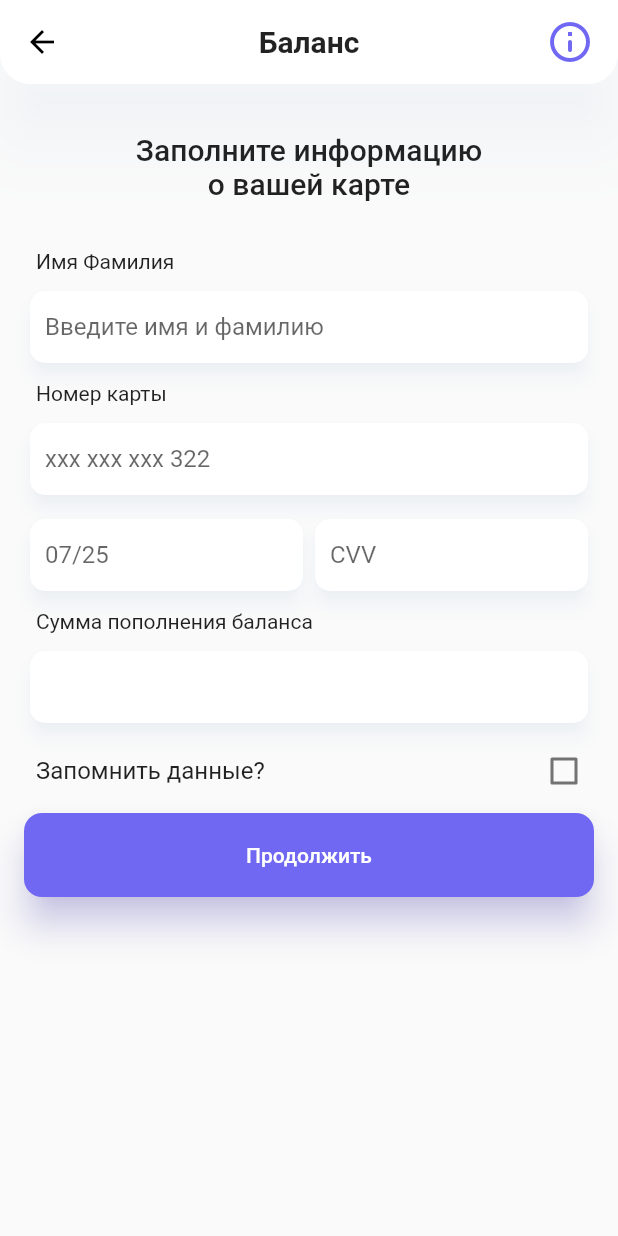
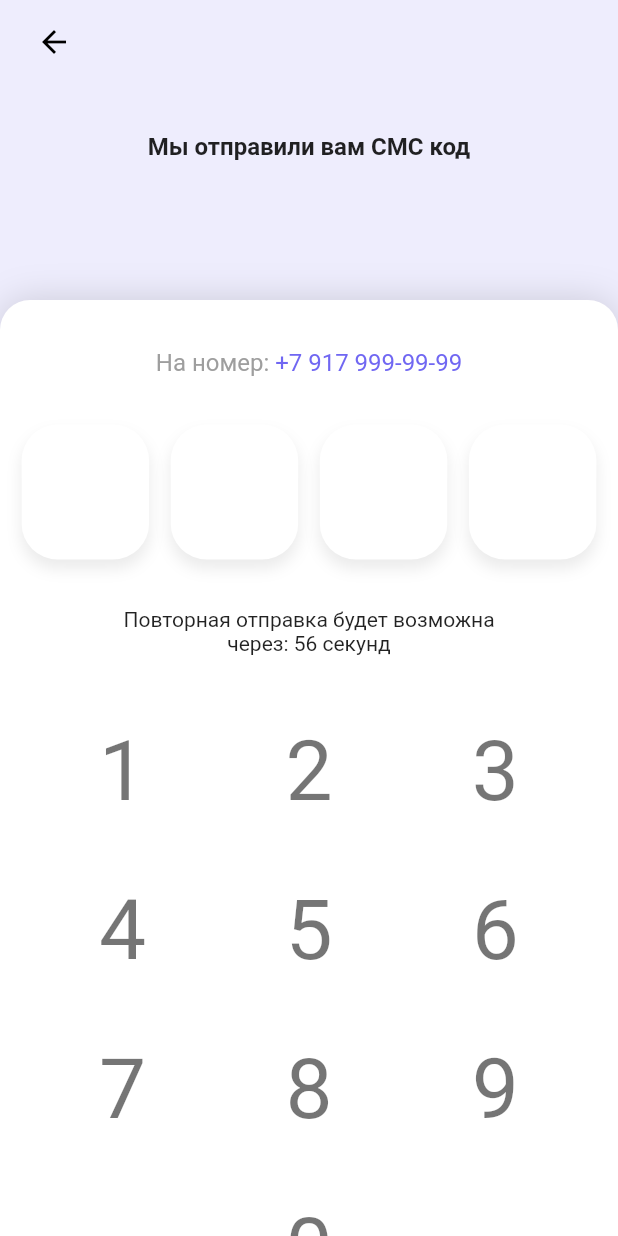
Before and after one commit to musakhamidullin/aboba, a Flutter app: the screen it shows after launch, on a phone screen of 412 x 824 dp. Run offline on Flutter 3.47's test engine with Material 2 defaults, Android fonts, the phone set to English and light mode, and no system bars; our stand-ins replace auto_route, lorem_ipsum; Roboto replaces fonts that are missing (SF Pro Display).

Commit message:
code number feature

```diff
--- a/lib/main.dart
+++ b/lib/main.dart
@@ -1,7 +1,7 @@
 import 'package:aboba/presentation/themes/theme.dart';
 import 'package:flutter/material.dart';
 
-import 'presentation/screens/profile_form.dart';
+import 'presentation/screens/recover.dart';
 
 
 void main() {
@@ -15,7 +15,7 @@ class MainApp extends StatelessWidget {
   Widget build(BuildContext context) {
     return  MaterialApp(
       theme: ThemeApp.get(),
-      home: const ProfilePage(),
+      home: const RecoverPage(),
     );
   }
 }
--- /dev/null
+++ b/lib/presentation/screens/recover.dart
@@ -0,0 +1,458 @@
+import 'package:aboba/presentation/shared/leading.dart';
+import 'package:aboba/presentation/themes/theme.dart';
+import 'package:flutter/material.dart';
+
+class RecoverPage extends StatefulWidget {
+  const RecoverPage({super.key});
+
+  @override
+  State<RecoverPage> createState() => _RecoverPageState();
+}
+
+class _RecoverPageState extends State<RecoverPage> {
+  int index = 0;
+
+  Map<int, int> map = {};
+
+  @override
+  void initState() {
+    super.initState();
+
+    map[0] = -1;
+
+    map[1] = -1;
+
+    map[2] = -1;
+
+    map[3] = -1;
+  }
+
+  @override
+  Widget build(BuildContext context) {
+    if (index < 0) index = 0;
+
+    if (index > 4) index = 4;
+
+    final theme = Theme.of(context);
+    return Scaffold(
+      backgroundColor: primary[50],
+      appBar: AppBar(
+        leading: const LeadingWidget(),
+      ),
+      body: Column(
+        crossAxisAlignment: CrossAxisAlignment.center,
+        children: [
+          ThemeApp.doublePaddingWidget,
+          Text(
+            'Мы отправили вам СМС код',
+            style: theme.textTheme.titleMedium!
+                .copyWith(fontWeight: FontWeight.bold),
+            textAlign: TextAlign.center,
+          ),
+          const Spacer(),
+          Container(
+            width: MediaQuery.of(context).size.width,
+            height: MediaQuery.of(context).size.height - 200,
+            decoration: BoxDecoration(
+                color: Colors.white,
+                boxShadow: [
+                  BoxShadow(
+                    color: Colors.black.withOpacity(0.15),
+                    spreadRadius: 0,
+                    blurRadius: 20,
+                  )
+                ],
+                borderRadius: const BorderRadius.only(
+                    topLeft: Radius.circular(20),
+                    topRight: Radius.circular(20))),
+            child: Column(
+              children: [
+                ThemeApp.doublePaddingWidget,
+                RichText(
+                    text: TextSpan(children: [
+                  TextSpan(
+                      text: 'На номер: ',
+                      style: theme.textTheme.titleMedium!
+                          .copyWith(color: Colors.grey)),
+                  TextSpan(
+                      text: '+7 917 999-99-99',
+                      style: theme.textTheme.titleMedium!
+                          .copyWith(color: theme.primaryColor)),
+                ])),
+                ThemeApp.doublePaddingWidget,
+                Row(
+                  mainAxisAlignment: MainAxisAlignment.spaceEvenly,
+                  children: [
+                    Container(
+                      height: 90,
+                      width: 85,
+                      decoration: BoxDecoration(
+                          color: map[0] != -1 ? Colors.green[50] : Colors.white,
+                          borderRadius: BorderRadius.circular(24),
+                          boxShadow: [
+                            BoxShadow(
+                                color: Colors.black.withOpacity(0.08),
+                                blurRadius: 8,
+                                offset: const Offset(0, 6))
+                          ]),
+                      child: Center(
+                        child: Text(
+                          map[0] != -1 ? map[0].toString() : '',
+                          style: theme.textTheme.displayMedium,
+                        ),
+                      ),
+                    ),
+                    Container(
+                      height: 90,
+                      width: 85,
+                      decoration: BoxDecoration(
+                          color: map[1] != -1 ? Colors.green[50] : Colors.white,
+                          borderRadius: BorderRadius.circular(24),
+                          boxShadow: [
+                            BoxShadow(
+                                color: Colors.black.withOpacity(0.08),
+                                blurRadius: 8,
+                                offset: const Offset(0, 6))
+                          ]),
+                      child: Center(
+                        child: Text(
+                          map[1] != -1 ? map[1].toString() : '',
+                          style: theme.textTheme.displayMedium,
+                        ),
+                      ),
+                    ),
+                    Container(
+                      height: 90,
+                      width: 85,
+                      decoration: BoxDecoration(
+                          color: map[2] != -1 ? Colors.green[50] : Colors.white,
+                          borderRadius: BorderRadius.circular(24),
+                          boxShadow: [
+                            BoxShadow(
+                                color: Colors.black.withOpacity(0.08),
+                                blurRadius: 8,
+                                offset: const Offset(0, 6))
+                          ]),
+                      child: Center(
+                        child: Text(
+                          map[2] != -1 ? map[2].toString() : '',
+                          style: theme.textTheme.displayMedium,
+                        ),
+                      ),
+                    ),
+                    Container(
+                      height: 90,
+                      width: 85,
+                      decoration: BoxDecoration(
+                          color: map[3] != -1 ? Colors.green[50] : Colors.white,
+                          borderRadius: BorderRadius.circular(24),
+                          boxShadow: [
+                            BoxShadow(
+                                color: Colors.black.withOpacity(0.08),
+                                blurRadius: 8,
+                                offset: const Offset(0, 6))
+                          ]),
+                      child: Center(
+                        child: Text(
+                          map[3] != -1 ? map[3].toString() : '',
+                          style: theme.textTheme.displayMedium,
+                        ),
+                      ),
+                    ),
+                  ],
+                ),
+                ThemeApp.doublePaddingWidget,
+                const Text(
+                  'Повторная отправка будет возможна\nчерез: 56 секунд',
+                  textAlign: TextAlign.center,
+                ),
+                ThemeApp.doublePaddingWidget,
+                // keyboard
+                Column(
+                  mainAxisAlignment: MainAxisAlignment.spaceEvenly,
+                  children: [
+                    Row(
+                      mainAxisAlignment: MainAxisAlignment.spaceEvenly,
+                      children: [
+                        InkWell(
+                          onTap: () {
+                            setState(() {
+                              index++;
+                              map[index - 1] = 1;
+                            });
+                          },
+                          child: Container(
+                            height: 90,
+                            width: 85,
+                            decoration: BoxDecoration(
+                              color: Colors.white,
+                              borderRadius: BorderRadius.circular(24),
+                            ),
+                            child: Center(
+                              child: Text(
+                                '1',
+                                style: theme.textTheme.displayMedium,
+                              ),
+                            ),
+                          ),
+                        ),
+                        InkWell(
+                          onTap: () {
+                            setState(() {
+                              index++;
+                              map[index - 1] = 2;
+                            });
+                          },
+                          child: Container(
+                            height: 90,
+                            width: 85,
+                            decoration: BoxDecoration(
+                              color: Colors.white,
+                              borderRadius: BorderRadius.circular(24),
+                            ),
+                            child: Center(
+                              child: Text(
+                                '2',
+                                style: theme.textTheme.displayMedium,
+                              ),
+                            ),
+                          ),
+                        ),
+                        InkWell(
+                          onTap: () {
+                            setState(() {
+                              index++;
+                              map[index - 1] = 3;
+                            });
+                          },
+                          child: Container(
+                            height: 90,
+                            width: 85,
+                            decoration: BoxDecoration(
+                              color: Colors.white,
+                              borderRadius: BorderRadius.circular(24),
+                            ),
+                            child: Center(
+                              child: Text(
+                                '3',
+                                style: theme.textTheme.displayMedium,
+                              ),
+                            ),
+                          ),
+                        ),
+                      ],
+                    ),
+                    ThemeApp.paddingWidget,
+                    Row(
+                      mainAxisAlignment: MainAxisAlignment.spaceEvenly,
+                      children: [
+                        InkWell(
+                          onTap: () {
+                            setState(() {
+                              index++;
+                              map[index - 1] = 4;
+                            });
+                          },
+                          child: Container(
+                            height: 90,
+                            width: 85,
+                            decoration: BoxDecoration(
+                              color: Colors.white,
+                              borderRadius: BorderRadius.circular(24),
+                            ),
+                            child: Center(
+                              child: Text(
+                                '4',
+                                style: theme.textTheme.displayMedium,
+                              ),
+                            ),
+                          ),
+                        ),
+                        InkWell(
+                          onTap: () {
+                            setState(() {
+                              index++;
+                              map[index - 1] = 5;
+                            });
+                          },
+                          child: Container(
+                            height: 90,
+                            width: 85,
+                            decoration: BoxDecoration(
+                              color: Colors.white,
+                              borderRadius: BorderRadius.circular(24),
+                            ),
+                            child: Center(
+                              child: Text(
+                                '5',
+                                style: theme.textTheme.displayMedium,
+                              ),
+                            ),
+                          ),
+                        ),
+                        InkWell(
+                          onTap: () {
+                            setState(() {
+                              index++;
+                              map[index - 1] = 6;
+                            });
+                          },
+                          child: Container(
+                            height: 90,
+                            width: 85,
+                            decoration: BoxDecoration(
+                              color: Colors.white,
+                              borderRadius: BorderRadius.circular(24),
+                            ),
+                            child: Center(
+                              child: Text(
+                                '6',
+                                style: theme.textTheme.displayMedium,
+                              ),
+                            ),
+                          ),
+                        ),
+                      ],
+                    ),
+                    ThemeApp.paddingWidget,
+                    Row(
+                      mainAxisAlignment: MainAxisAlignment.spaceEvenly,
+                      children: [
+                        InkWell(
+                          onTap: () {
+                            setState(() {
+                              index++;
+                              map[index - 1] = 7;
+                            });
+                          },
+                          child: Container(
+                            height: 90,
+                            width: 85,
+                            decoration: BoxDecoration(
+                              color: Colors.white,
+                              borderRadius: BorderRadius.circular(24),
+                            ),
+                            child: Center(
+                              child: Text(
+                                '7',
+                                style: theme.textTheme.displayMedium,
+                              ),
+                            ),
+                          ),
+                        ),
+                        InkWell(
+                          onTap: () {
+                            setState(() {
+                              index++;
+                              map[index - 1] = 8;
+                            });
+                          },
+                          child: Container(
+                            height: 90,
+                            width: 85,
+                            decoration: BoxDecoration(
+                              color: Colors.white,
+                              borderRadius: BorderRadius.circular(24),
+                            ),
+                            child: Center(
+                              child: Text(
+                                '8',
+                                style: theme.textTheme.displayMedium,
+                              ),
+                            ),
+                          ),
+                        ),
+                        InkWell(
+                          onTap: () {
+                            setState(() {
+                              index++;
+                              map[index - 1] = 9;
+                            });
+                          },
+                          child: Container(
+                            height: 90,
+                            width: 85,
+                            decoration: BoxDecoration(
+                              color: Colors.white,
+                              borderRadius: BorderRadius.circular(24),
+                            ),
+                            child: Center(
+                              child: Text(
+                                '9',
+                                style: theme.textTheme.displayMedium,
+                              ),
+                            ),
+                          ),
+                        ),
+                      ],
+                    ),
+                    ThemeApp.paddingWidget,
+                    Row(
+                      mainAxisAlignment: MainAxisAlignment.spaceEvenly,
+                      children: [
+                        Container(
+                          height: 90,
+                          width: 85,
+                          decoration: BoxDecoration(
+                            color: Colors.white,
+                            borderRadius: BorderRadius.circular(24),
+                          ),
+                        ),
+                        InkWell(
+                          onTap: () {
+                            setState(() {
+                              index++;
+                              map[index - 1] = 0;
+                            });
+                          },
+                          child: Container(
+                            height: 90,
+                            width: 85,
+                            decoration: BoxDecoration(
+                              color: Colors.white,
+                              borderRadius: BorderRadius.circular(24),
+                            ),
+                            child: Center(
+                              child: Text(
+                                '0',
+                                style: theme.textTheme.displayMedium,
+                              ),
+                            ),
+                          ),
+                        ),
+                        InkWell(
+                          onTap: map[0] == -1
+                              ? null
+                              : () {
+                                  setState(() {
+                                    index--;
+                                    map[index] = -1;
+                                  });
+                                },
+                          child: Container(
+                            height: 90,
+                            width: 85,
+                            decoration: BoxDecoration(
+                              color: Colors.white,
+                              borderRadius: BorderRadius.circular(24),
+                            ),
+                            child: Center(
+                              child: Text(
+                                map[0] == -1 ? '' : '⌫',
+                                style: theme.textTheme.displayMedium,
+                              ),
+                            ),
+                          ),
+                        ),
+                      ],
+                    ),
+                  ],
+                )
+              ],
+            ),
+          )
+        ],
+      ),
+    );
+  }
+}
```
